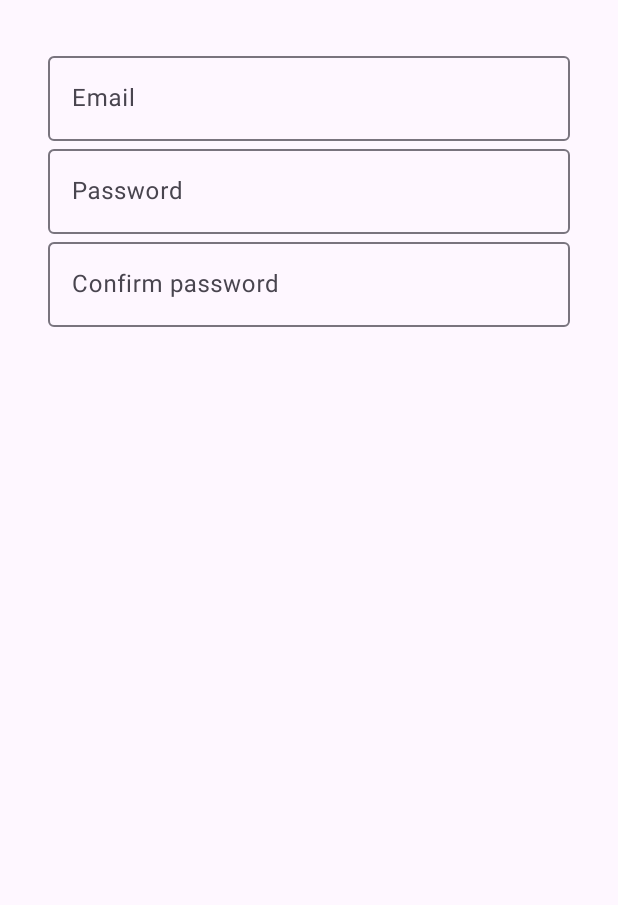
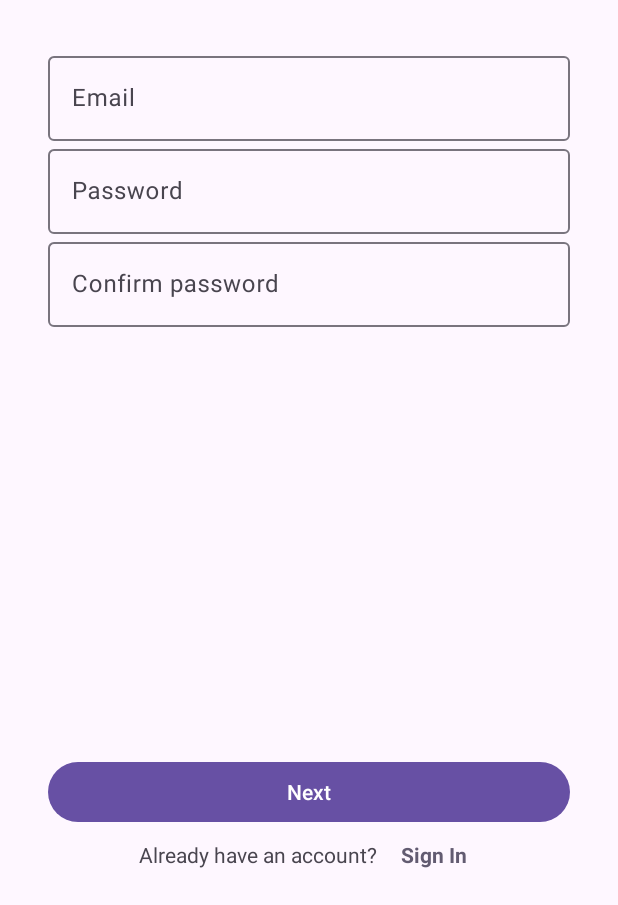
Before and after one commit to Igor-Martynyuk/LocalChat, an Android app: the FragmentSignUpCredentials screen opened through its navigation route, on a phone screen of 412 x 824 dp, the part 331-1236 px from its top. Run offline under Robolectric (Android 15) with nearby library versions, the phone set to English and light mode, and no system bars; our stand-ins replace Dagger/Hilt's generated code, data binding; 1 statement that could not run was skipped.

Commit message:
Implement SignUp.Credentials screen layout

```diff
--- a/core/src/main/res/values/strings.xml
+++ b/core/src/main/res/values/strings.xml
@@ -1,6 +1,7 @@
 <?xml version="1.0" encoding="utf-8"?>
 <resources>
     <string name="app_name_common">LocalCHAT</string>
+    <string name="next">Next</string>
     <string name="email">Email</string>
     <string name="password">Password</string>
     <string name="sign_in">Sign In</string>
@@ -13,5 +14,6 @@
     <string name="sign_up">Sign Up</string>
     <string name="forgot_password">Forgot password?</string>
     <string name="do_not_have_account">Don`t have an account?</string>
+    <string name="already_have_account">Already have an account?</string>
     <string name="or">or</string>
 </resources>
--- a/ui/view/src/main/res/layout/fragment_auth_sign_up_credentials.xml
+++ b/ui/view/src/main/res/layout/fragment_auth_sign_up_credentials.xml
@@ -15,13 +15,6 @@
     <androidx.constraintlayout.widget.ConstraintLayout
         android:layout_width="match_parent"
         android:layout_height="match_parent">
-
-        <!--        <androidx.constraintlayout.widget.Guideline-->
-        <!--            android:id="@+id/axis_x"-->
-        <!--            android:layout_width="match_parent"-->
-        <!--            android:layout_height="wrap_content"-->
-        <!--            android:orientation="horizontal"-->
-        <!--            app:layout_constraintGuide_percent="0.5" />-->
 
         <com.google.android.material.textfield.TextInputLayout
             android:id="@+id/decoration_input_email"
@@ -43,9 +36,9 @@
             android:id="@+id/decoration_input_password"
             android:layout_width="0dp"
             android:layout_height="wrap_content"
+            app:layout_constraintEnd_toEndOf="parent"
             app:layout_constraintStart_toStartOf="parent"
-            app:layout_constraintTop_toBottomOf="@id/decoration_input_email"
-            app:layout_constraintEnd_toEndOf="parent">
+            app:layout_constraintTop_toBottomOf="@id/decoration_input_email">
 
             <com.google.android.material.textfield.TextInputEditText
                 android:layout_width="match_parent"
@@ -58,9 +51,9 @@
             android:id="@+id/decoration_input_password_confirm"
             android:layout_width="0dp"
             android:layout_height="wrap_content"
+            app:layout_constraintEnd_toEndOf="parent"
             app:layout_constraintStart_toStartOf="parent"
-            app:layout_constraintTop_toBottomOf="@id/decoration_input_password"
-            app:layout_constraintEnd_toEndOf="parent">
+            app:layout_constraintTop_toBottomOf="@id/decoration_input_password">
 
             <com.google.android.material.textfield.TextInputEditText
                 android:layout_width="match_parent"
@@ -69,5 +62,45 @@
 
         </com.google.android.material.textfield.TextInputLayout>
 
+        <com.google.android.material.button.MaterialButton
+            android:id="@+id/btn_navigate_next"
+            android:layout_width="match_parent"
+            android:layout_height="wrap_content"
+            android:text="@string/next"
+            app:layout_constraintBottom_toTopOf="@+id/btn_sign_in"
+            app:layout_constraintEnd_toEndOf="parent"
+            app:layout_constraintStart_toStartOf="parent" />
+
+        <TextView
+            android:id="@+id/label_sign_in"
+            android:layout_width="wrap_content"
+            android:layout_height="wrap_content"
+            android:text="@string/already_have_account"
+            app:layout_constraintBottom_toBottomOf="@id/space_sign_in"
+            app:layout_constraintEnd_toStartOf="@id/space_sign_in"
+            app:layout_constraintHorizontal_chainStyle="packed"
+            app:layout_constraintStart_toStartOf="parent"
+            app:layout_constraintTop_toTopOf="@id/btn_sign_in" />
+
+        <Space
+            android:id="@+id/space_sign_in"
+            android:layout_width="@dimen/spacing_small"
+            android:layout_height="wrap_content"
+            app:layout_constraintBottom_toBottomOf="parent"
+            app:layout_constraintEnd_toStartOf="@id/btn_sign_in"
+            app:layout_constraintStart_toEndOf="@id/label_sign_in" />
+
+        <TextView
+            android:id="@+id/btn_sign_in"
+            android:layout_width="wrap_content"
+            android:layout_height="wrap_content"
+            android:padding="@dimen/spacing_small"
+            android:text="@string/sign_in"
+            android:textColor="?attr/colorAccent"
+            android:textStyle="bold"
+            app:layout_constraintBottom_toBottomOf="parent"
+            app:layout_constraintEnd_toEndOf="parent"
+            app:layout_constraintStart_toEndOf="@id/space_sign_in" />
+
     </androidx.constraintlayout.widget.ConstraintLayout>
 </layout>
```
